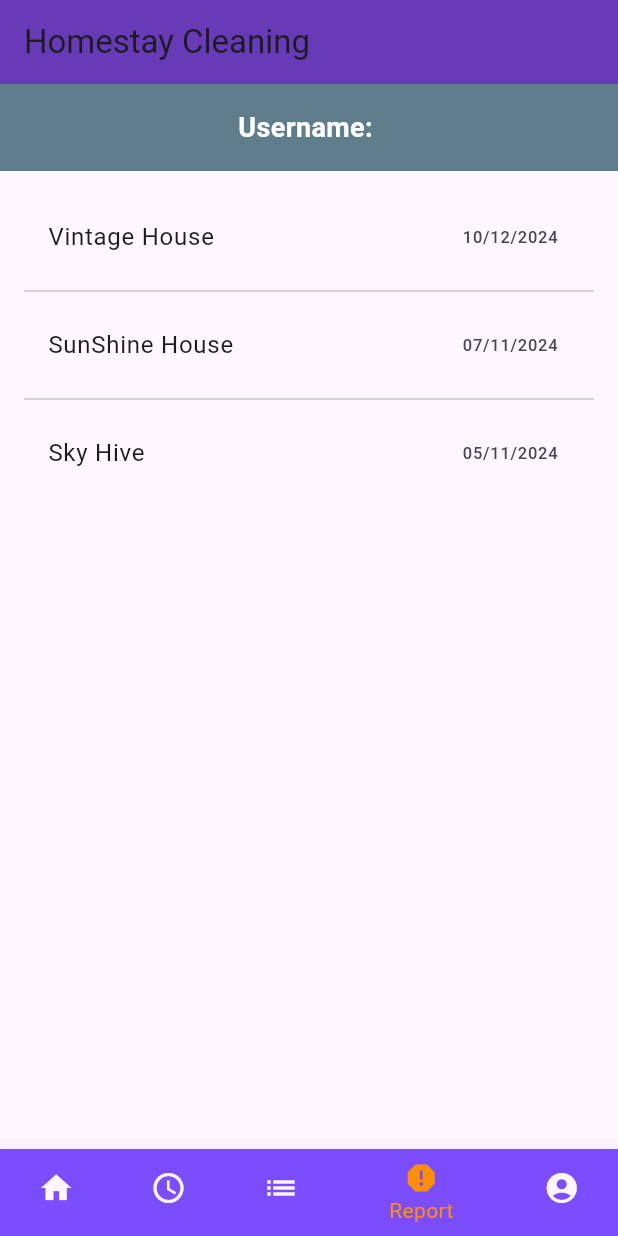
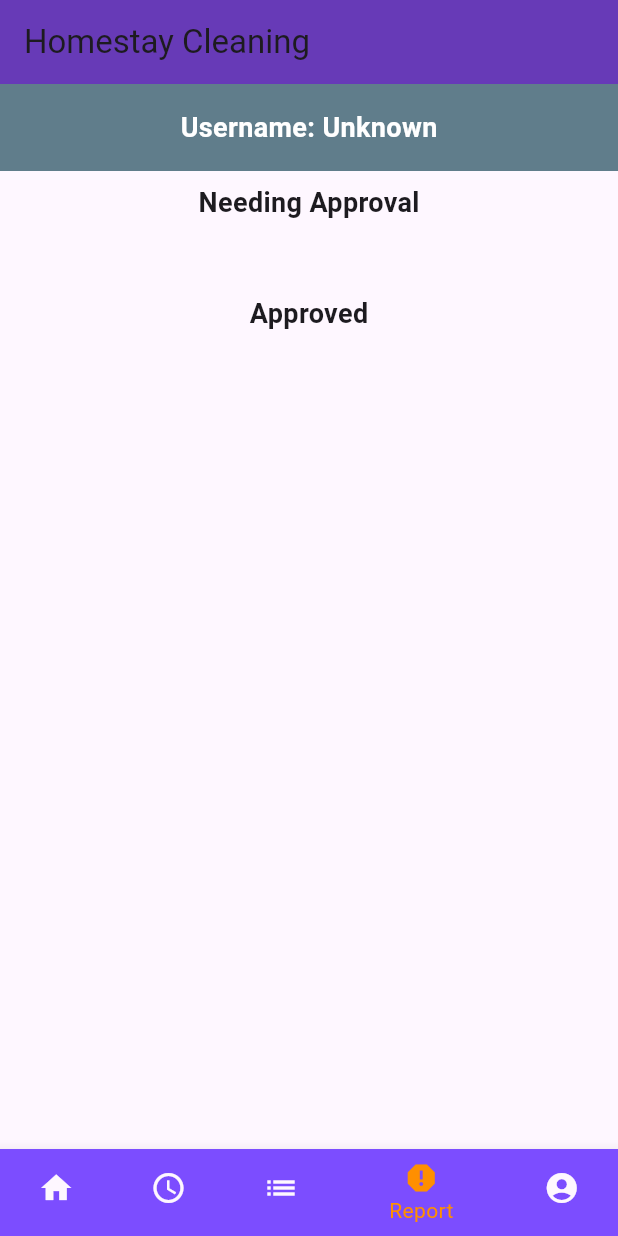
Before and after one commit to mzkiydn/Hotel-Cleaner-Management-System, a Flutter app: the RegisterInterface screen opened by its route, after a tap on "Register", after a tap on "Cancel", on a phone screen of 412 x 824 dp. Run offline on Flutter 3.47's test engine with Material 3 defaults, Android fonts, the phone set to English and light mode, and no system bars; our stand-ins replace cloud_firestore, firebase_auth, firebase_core, printing, shared_preferences, webview_flutter; accounts and stored records are empty.

Commit message:
130120250217

```diff
--- a/lib/Domain/HouseOwner.dart
+++ b/lib/Domain/HouseOwner.dart
@@ -16,7 +16,7 @@ class HouseOwner {
     required this.password,
     required this.phoneNumber,
     required this.address,
-    this.role = 'HouseOwner',
+    this.role = 'House Owner',
   });
 
   // Convert HouseOwner object to Firestore format (Map)
--- a/lib/Provider/ReportController.dart
+++ b/lib/Provider/ReportController.dart
@@ -1,22 +1,29 @@
+import 'package:hcms_sep/Domain/Booking.dart';
 import 'package:shared_preferences/shared_preferences.dart';
 import 'package:cloud_firestore/cloud_firestore.dart';
 
 class ReportController {
-  Future<Map<String, String>> getSessionDetails() async {
+  // userId
+  Future<String> _getUserId() async {
     SharedPreferences prefs = await SharedPreferences.getInstance();
     String? userId = prefs.getString('userId');
+    return userId ?? ''; // Return empty string if userId is not found
+  }
 
-    if (userId == null) {
+  // session
+  Future<Map<String, String>> getSessionDetails() async {
+    String userId = await _getUserId();
+
+    if (userId.isEmpty) {
       return {'username': 'Unknown', 'sessionId': 'Unknown'};
     }
 
     // Fetch username from Firestore using userId
     try {
-      DocumentSnapshot userDoc = await FirebaseFirestore.instance.collection('users').doc(userId).get();
+      DocumentSnapshot userDoc = await FirebaseFirestore.instance.collection('User').doc(userId).get();
 
       if (userDoc.exists) {
-        String username = userDoc.get('username') ?? 'Unknown';
-        // Optionally fetch session details here if available in Firestore.
+        String username = userDoc.get('Username') ?? 'Unknown';
         return {'username': username, 'sessionId': userId}; // Returning userId as sessionId
       } else {
         return {'username': 'Unknown', 'sessionId': 'Unknown'};
@@ -27,11 +34,100 @@ class ReportController {
     }
   }
 
-  List<Map<String, String>> getReports() {
-    return [
-      {"homestay": "Vintage House", "date": "10/12/2024"},
-      {"homestay": "SunShine House", "date": "07/11/2024"},
-      {"homestay": "Sky Hive", "date": "05/11/2024"},
-    ];
+  // bookings with status "Completed"
+  Future<List<Map<String, String>>> getBookingsNeedingApproval() async {
+    String userId = await _getUserId();
+
+    if (userId.isEmpty) {
+      return []; // Return empty list if userId is not found
+    }
+
+    QuerySnapshot booking = await FirebaseFirestore.instance
+        .collection('bookings')
+        .where('bookingStatus', isEqualTo: 'Completed')
+        .where('userId', isEqualTo: userId)
+        .get();
+
+    return _processBookings(booking);
+  }
+
+  //  bookings with status "Approved"
+  Future<List<Map<String, String>>> getApprovedBookings() async {
+    String userId = await _getUserId();
+
+    if (userId.isEmpty) {
+      return []; // Return empty list if userId is not found
+    }
+
+    QuerySnapshot booking = await FirebaseFirestore.instance
+        .collection('bookings')
+        .where('bookingStatus', isEqualTo: 'Approved')
+        .where('userId', isEqualTo: userId)
+        .get();
+
+    return _processBookings(booking);
+  }
+
+  //  bookings and homestay details
+  Future<List<Map<String, String>>> _processBookings(QuerySnapshot booking) async {
+    List<Map<String, String>> homestayDetailsList = [];
+
+    for (var doc in booking.docs) {
+      Map<String, dynamic> bookingData = doc.data() as Map<String, dynamic>;
+      final homestayDetails = await getHomestay(bookingData['homestayId']);
+
+      if (homestayDetails.isNotEmpty) {
+        String activities = homestayDetails['activities'].values
+            .expand((activityList) => activityList)
+            .join(", ");
+
+        homestayDetailsList.add({
+          "bookingId": bookingData['bookingId'],
+          "houseName": homestayDetails['houseName'],
+          "sessionDate": bookingData['sessionDate'],
+          "activities": activities,
+        });
+      }
+    }
+    return homestayDetailsList;
+  }
+
+  // homestay details by homestayId
+  Future<Map<String, dynamic>> getHomestay(String homestayId) async {
+    DocumentSnapshot snapshot = await FirebaseFirestore.instance
+        .collection('homestays')
+        .doc(homestayId)
+        .get();
+
+    if (snapshot.exists) {
+      Map<String, dynamic> data = snapshot.data() as Map<String, dynamic>;
+      List<dynamic> rooms = data['rooms'] ?? [];
+
+      Map<String, List<String>> activitiesByRoom = {};
+      for (var room in rooms) {
+        String roomType = room['roomType'];
+        List<String> activities = List<String>.from(room['activities']);
+        activitiesByRoom[roomType] = activities;
+      }
+
+      return {
+        "houseName": data['houseName'],
+        "activities": activitiesByRoom,
+      };
+    } else {
+      return {}; // Return an empty map if homestay not found
+    }
+  }
+
+  // Update booking status
+  Future<void> updateBookingStatusToApproved(String bookingId) async {
+    try {
+      await FirebaseFirestore.instance.collection('bookings').doc(bookingId).update({
+        'bookingStatus': 'Approved',
+      });
+      print('Booking status updated to Approved');
+    } catch (e) {
+      print('Error updating booking status: $e');
+    }
   }
 }
--- a/lib/Routes/route.dart
+++ b/lib/Routes/route.dart
@@ -2,6 +2,7 @@ import 'package:flutter/material.dart';
 import 'package:hcms_sep/Views/Register/homestayRegistration.dart';
 import 'package:hcms_sep/Views/Register/loginInterface.dart';
 import 'package:hcms_sep/Views/Register/registerInterface.dart';
+import 'package:hcms_sep/Views/Report/reportDetail.dart';
 import 'package:hcms_sep/Views/Report/reportView.dart';
 import 'package:hcms_sep/Views/Activity/activityListView.dart';
 import 'package:hcms_sep/Views/Activity/activityUpdateView.dart';
@@ -18,7 +19,10 @@ class Routes {
     '/update': (context) => const ActivityUpdateView(),
     '/booking': (context) => const BookingForm(),
     '/reschedule': (context) => const BookingRescheduleView(),
-    '/homeregister': (context) =>
-        HomestayRegistration(), // Default route for homestay registration
+    '/homeregister': (context) => HomestayRegistration(),
+    '/reportDetail': (context) {
+      final report = ModalRoute.of(context)!.settings.arguments as Map<String, String>;
+      return ReportDetail(report: report);
+    },
   };
 }
--- a/lib/Views/Register/registerInterface.dart
+++ b/lib/Views/Register/registerInterface.dart
@@ -19,7 +19,7 @@ class _RegisterInterfaceState extends State<RegisterInterface> {
   final _addressController = TextEditingController();
   String _role = 'Cleaner';
 
-  final List<String> roles = ['Cleaner', 'HouseOwner'];
+  final List<String> roles = ['Cleaner', 'House Owner'];
 
   bool isLoading = false;
 
--- a/lib/Views/Report/reportView.dart
+++ b/lib/Views/Report/reportView.dart
@@ -2,6 +2,7 @@ import 'package:flutter/material.dart';
 import 'package:hcms_sep/Provider/ReportController.dart';
 import 'package:hcms_sep/baseScaffold.dart';
 import 'reportDetail.dart';
+
 
 class ReportView extends StatefulWidget {
   @override
@@ -12,11 +13,14 @@ class _ReportViewState extends State<ReportView> {
   final ReportController _reportController = ReportController();
   String sessionId = 'Loading...';
   String username = 'Loading...';
+  List<Map<String, String>> reportsNeedingApproval = [];
+  List<Map<String, String>> approvedReports = [];
 
   @override
   void initState() {
     super.initState();
     _fetchSessionDetails();
+    _fetchReports();
   }
 
   Future<void> _fetchSessionDetails() async {
@@ -27,30 +31,28 @@ class _ReportViewState extends State<ReportView> {
     });
   }
 
+  Future<void> _fetchReports() async {
+    List<Map<String, String>> needingApproval = await _reportController.getBookingsNeedingApproval();
+    List<Map<String, String>> approved = await _reportController.getApprovedBookings();
+    setState(() {
+      reportsNeedingApproval = needingApproval;
+      approvedReports = approved;
+    });
+  }
+
   @override
   Widget build(BuildContext context) {
-    final reports = _reportController.getReports();
-
     return BaseScaffold(
       customBarTitle: 'Username: $username',
-      body: ListView.separated(
-        padding: const EdgeInsets.all(16.0),
-        itemCount: reports.length,
-        itemBuilder: (context, index) {
-          return ListTile(
-            title: Text(reports[index]["homestay"]!),
-            trailing: Text(reports[index]["date"]!),
-            onTap: () {
-              Navigator.push(
-                context,
-                MaterialPageRoute(
-                  builder: (context) => ReportDetail(report: reports[index]),
-                ),
-              );
-            },
-          );
-        },
-        separatorBuilder: (_, __) => const Divider(),
+      body: SingleChildScrollView(
+        child: Column(
+          children: [
+            _buildSectionTitle("Needing Approval"),
+            _buildReportList(reportsNeedingApproval),
+            _buildSectionTitle("Approved"),
+            _buildReportList(approvedReports),
+          ],
+        ),
       ),
       currentIndex: 3,
       onItemTapped: (index) {
@@ -58,4 +60,39 @@ class _ReportViewState extends State<ReportView> {
       },
     );
   }
+
+  Widget _buildSectionTitle(String title) {
+    return Padding(
+      padding: const EdgeInsets.all(8.0),
+      child: Text(
+        title,
+        style: TextStyle(fontSize: 18, fontWeight: FontWeight.bold),
+      ),
+    );
+  }
+
+  Widget _buildReportList(List<Map<String, String>> reports) {
+    return ListView.separated(
+      shrinkWrap: true,
+      physics: NeverScrollableScrollPhysics(),
+      padding: const EdgeInsets.all(16.0),
+      itemCount: reports.length,
+      itemBuilder: (context, index) {
+        return ListTile(
+          title: Text(reports[index]["houseName"]!),
+          trailing: Text(reports[index]["sessionDate"]!),
+          onTap: () {
+            Navigator.pushNamed(
+              context,
+              '/reportDetail', // Define this route in the Routes class
+              arguments: reports[index],
+            );
+
+          },
+        );
+      },
+      separatorBuilder: (_, __) => const Divider(),
+    );
+  }
+
 }
--- a/pubspec.yaml
+++ b/pubspec.yaml
@@ -40,6 +40,8 @@ dependencies:
   firebase_auth: 5.3.4
   shared_preferences: ^2.3.3
   webview_flutter: ^4.8.0
+  printing: ^5.13.4
+  pdf: ^3.11.1
 
 
 
```
Also changed, not shown: lib/Provider/LoginController.dart (+4 -4 lines), lib/Provider/RegisterController.dart (+20 -18 lines), lib/Views/Report/reportDetail.dart (+92 -8 lines), lib/Views/Report/reportPreview.dart (added, +59 -0 lines), pubspec.lock.
